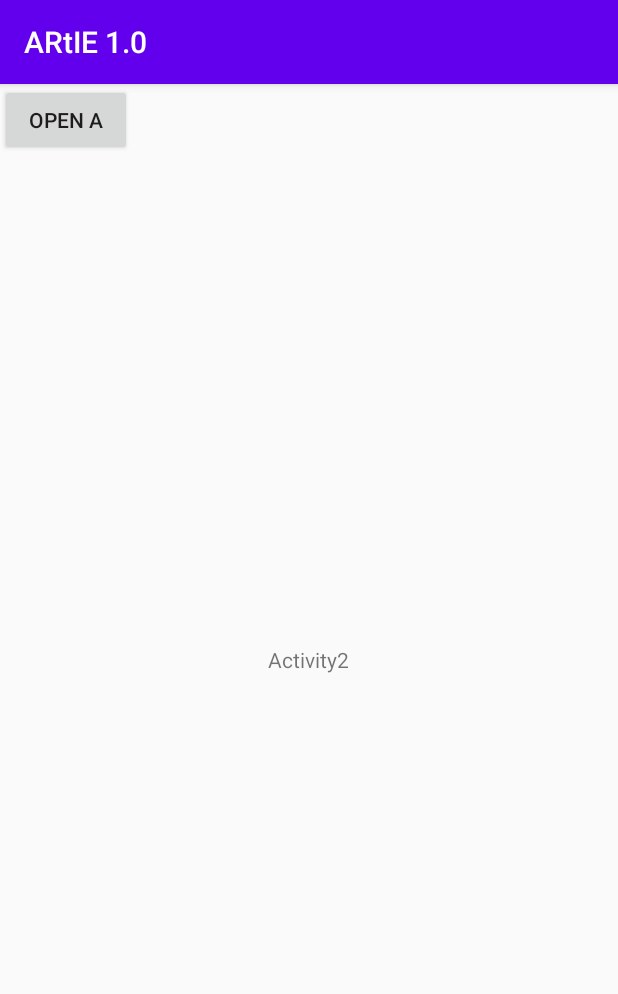
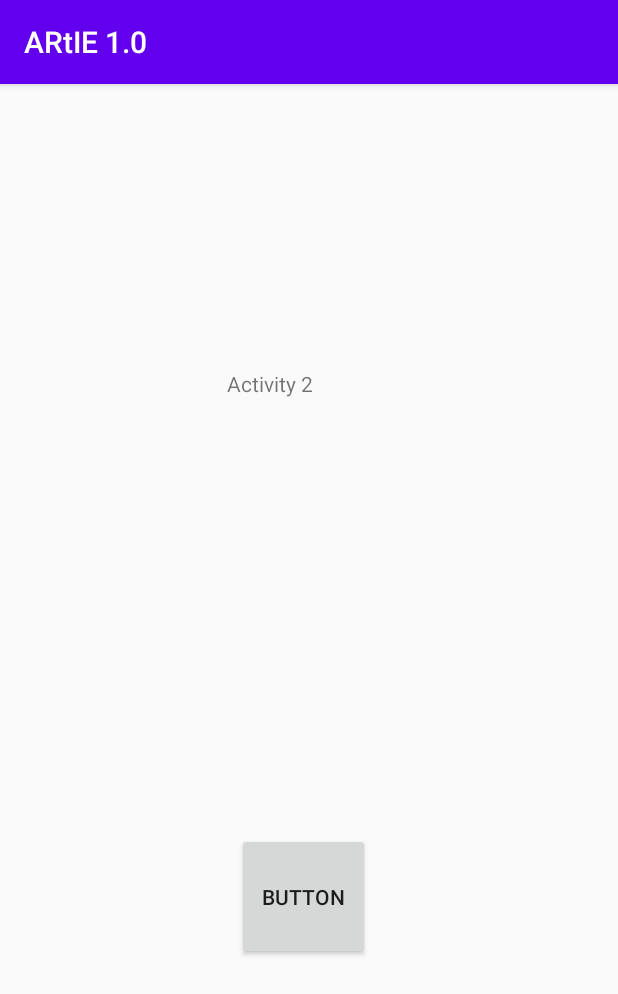
Before and after one commit to lara-ozyegen/ARtIE1.0, an Android app: the SecondScreen screen opened directly, with no data from a screen before it, on a phone screen of 412 x 824 dp. Shown: the top 994 px of the screen. Run offline under Robolectric (Android 15) with nearby library versions, the phone set to English and light mode, and no system bars.

Commit message:
Merge branch 'master' of C:\Users\Lara\AndroidStudioProjects\ARtIE10 with conflicts.

```diff
--- a/app/src/main/res/layout/activity_main.xml
+++ b/app/src/main/res/layout/activity_main.xml
@@ -9,8 +9,8 @@
     <TextView
         android:layout_width="wrap_content"
         android:layout_height="wrap_content"
-        android:text="Activity1"
+        android:text="Activity 1"
         android:layout_centerVertical="true"
-        android:layout_centerHorizontal="true"/>
+        android:layout_centerHorizontal="true" />
 
 </RelativeLayout>
--- a/app/src/main/res/layout/activity_second_screen.xml
+++ b/app/src/main/res/layout/activity_second_screen.xml
@@ -7,15 +7,39 @@
     tools:context=".MainActivity">
 
     <TextView
+        android:layout_width="73dp"
+        android:layout_height="wrap_content"
+        android:layout_alignParentStart="true"
+        android:layout_alignParentLeft="true"
+        android:layout_alignParentTop="true"
+        android:layout_alignParentEnd="true"
+        android:layout_alignParentRight="true"
+        android:layout_alignParentBottom="true"
+        android:layout_marginStart="151dp"
+        android:layout_marginLeft="151dp"
+        android:layout_marginTop="190dp"
+        android:layout_marginEnd="187dp"
+        android:layout_marginRight="187dp"
+        android:layout_marginBottom="522dp"
+        android:text="Activity 2" />
+
+    <Button
+        android:id="@+id/button"
         android:layout_width="wrap_content"
         android:layout_height="wrap_content"
-        android:text="Activity2"
-        android:layout_centerVertical="true"
-        android:layout_centerHorizontal="true"/>
+        android:layout_alignParentStart="true"
+        android:layout_alignParentLeft="true"
+        android:layout_alignParentTop="true"
+        android:layout_alignParentEnd="true"
+        android:layout_alignParentRight="true"
+        android:layout_alignParentBottom="true"
+        android:layout_marginStart="158dp"
+        android:layout_marginLeft="158dp"
+        android:layout_marginTop="499dp"
+        android:layout_marginEnd="165dp"
+        android:layout_marginRight="165dp"
+        android:layout_marginBottom="184dp"
+        android:text="Button" />
 
-    <Button
-        android:layout_width="wrap_content"
-        android:layout_height="wrap_content"
-        android:text="open a" />
 
 </RelativeLayout>
```
